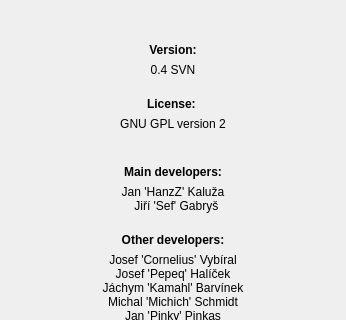
The window that widgets/about.ui (xmpp-graveyard/jabbim) describes before a commit, drawn with Qt 5; both pictures show x 0 to 346 and y 0 to 320 of the 346 by 674 pixel window.
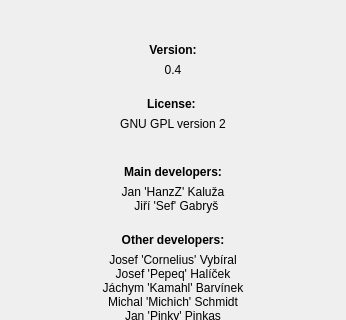
The same window after the commit. Icons and pictures are not drawn.

What changed in the file:
```diff
--- a/widgets/about.ui
+++ b/widgets/about.ui
@@ -200,7 +200,7 @@
          <item row="2" column="0" >
           <widget class="QLabel" name="version" >
            <property name="text" >
-            <string>0.4 SVN</string>
+            <string>0.4</string>
            </property>
            <property name="alignment" >
             <set>Qt::AlignCenter</set>
```
